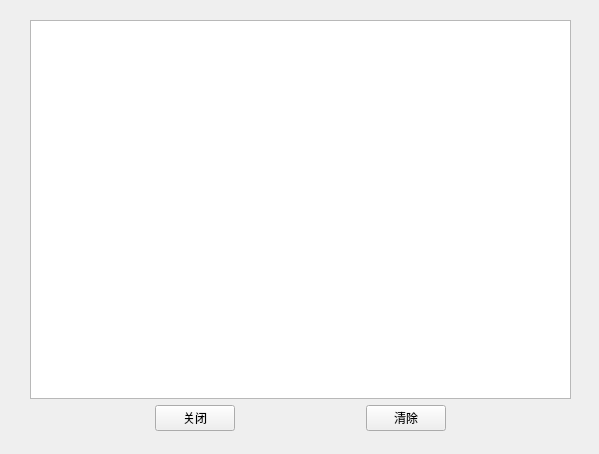
The window that UI/log_window.ui (NemoYuan2008/File-Vault) describes before a commit, drawn with Qt 5.
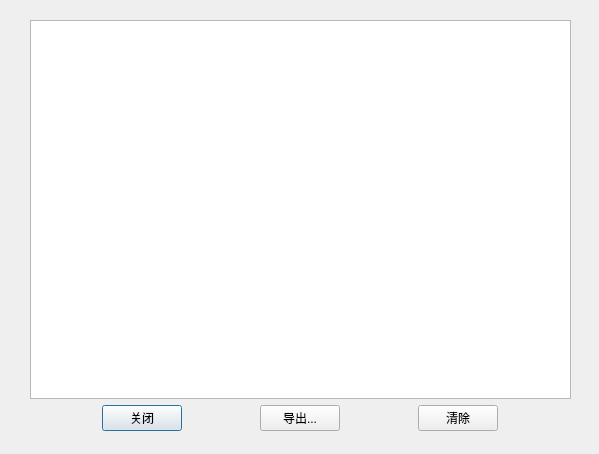
The same window after the commit.

```diff
--- a/UI/log_window.ui
+++ b/UI/log_window.ui
@@ -13,7 +13,7 @@
   <property name="windowTitle">
    <string>Form</string>
   </property>
-  <widget class="QWidget" name="">
+  <widget class="QWidget" name="layoutWidget">
    <property name="geometry">
     <rect>
      <x>30</x>
@@ -38,6 +38,22 @@
         </property>
         <property name="text">
          <string>关闭</string>
+        </property>
+        <property name="default">
+         <bool>true</bool>
+        </property>
+       </widget>
+      </item>
+      <item>
+       <widget class="QPushButton" name="btn_export">
+        <property name="sizePolicy">
+         <sizepolicy hsizetype="Fixed" vsizetype="Fixed">
+          <horstretch>0</horstretch>
+          <verstretch>0</verstretch>
+         </sizepolicy>
+        </property>
+        <property name="text">
+         <string>导出...</string>
         </property>
        </widget>
       </item>
```
Left out of the diff: 2 changed lines with no effect on the pictures.
